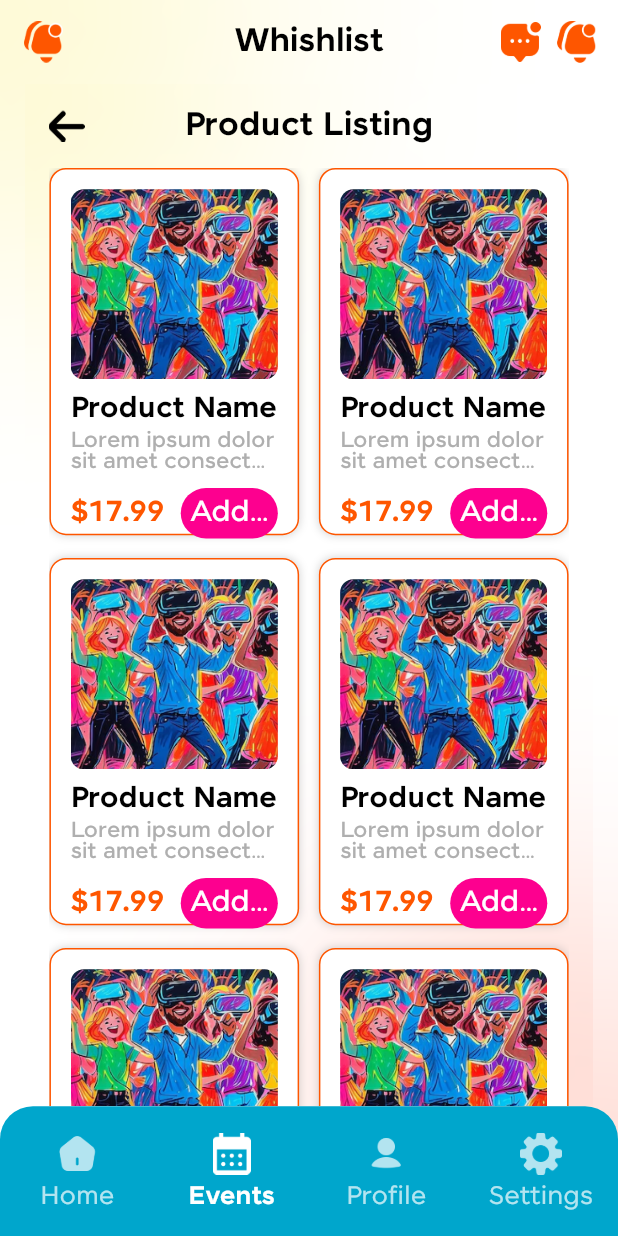
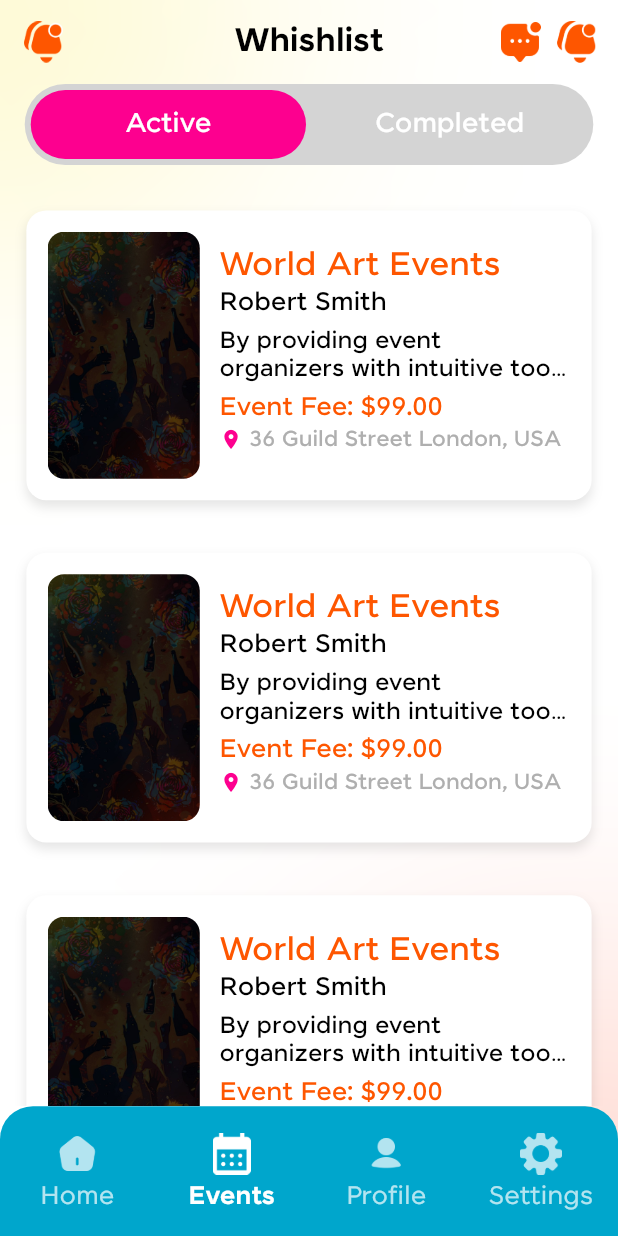
Before and after one commit to mannanshafique/art-gig, a Flutter app: the screen it shows after launch, item 2 of the bottom bar chosen, on a phone screen of 412 x 824 dp. Run offline on Flutter 3.47's test engine with Material 3 defaults, Android fonts, the phone set to English and light mode, and no system bars; our stand-ins replace another_flushbar, circular_countdown_timer, device_info_plus, dotted_border, dropdown_button2, entry and 15 more; missing offline and left inert: flutter_pin_code_fields; network calls fail.

Commit message:
initial home commit

```diff
--- a/lib/Common/Profile/rating_reviews_screen.dart
+++ b/lib/Common/Profile/rating_reviews_screen.dart
@@ -17,7 +17,6 @@ import '../../../Widgets/custom_textfield.dart';
 import '../../../Widgets/user_avatar_widget.dart';
 import '../../Utils/app_constants.dart';
 import '../../Widgets/cs_container_border.dart';
-import '../Splash/Controller/splash_controller.dart';
 
 class RatingReviewsScreen extends StatefulWidget {
   const RatingReviewsScreen({super.key});
--- a/lib/Module/Event/Screen/event_listing.dart
+++ b/lib/Module/Event/Screen/event_listing.dart
@@ -1,12 +1,15 @@
+import 'package:artgig/Module/Event/Screen/event_details_screen.dart';
 import 'package:artgig/Utils/app_colors.dart';
 import 'package:artgig/Utils/app_fonts.dart';
 import 'package:artgig/Utils/extensions.dart';
 import 'package:flutter/material.dart';
 import 'package:flutter_screenutil/flutter_screenutil.dart';
+import 'package:get/get.dart';
 
 import '../../../Common/Splash/Controller/splash_controller.dart';
 import '../../../Utils/app_constants.dart';
 import '../../../Widgets/custom_button.dart';
+import '../../../Widgets/custom_scaffold.dart';
 import '../../../Widgets/custom_text.dart';
 import '../Model/event_model.dart';
 
@@ -15,16 +18,15 @@ class EventListingScreen extends StatelessWidget {
 
   @override
   Widget build(BuildContext context) {
-    return Scaffold(
-      body: ListView(
+    return Column(
       children: [
         EventCard(
-            isDarkTheme:
-                false, // Switch between true or false for light/dark theme
           eventData: EventData(
             imagePath: 'assets/images/im_splash_background_dark.jpg',
             title: 'World Art Events',
             organizerName: 'Robert Smith',
+            startTime: '10:00 AM',
+            endTime: '09:00 PM',
             description:
                 'By providing event organizers with intuitive tools for event creation...',
             eventFee: '\$99.00',
@@ -38,12 +40,12 @@ class EventListingScreen extends StatelessWidget {
           },
         ),
         EventCard(
-            isDarkTheme:
-                true, // Switch between true or false for light/dark theme
           eventData: EventData(
             imagePath: 'assets/images/im_splash_background_dark.jpg',
             title: 'World Art Events',
             organizerName: 'Robert Smith',
+            startTime: '10:00 AM',
+            endTime: '09:00 PM',
             description:
                 'By providing event organizers with intuitive tools for event creation...',
             eventFee: '\$99.00',
@@ -56,57 +58,48 @@ class EventListingScreen extends StatelessWidget {
             print('Event Rejected');
           },
         ),
+        Switch(
+          value: SplashController.i.isDarkMode,
+          onChanged: (value) {
+            SplashController.i.toggleTheme(value);
+          },
+        ),
       ],
-      ),
-
-      // ListView.builder(
-      //   itemCount: 4,
-      //   itemBuilder: (context, index) {
-      //     return EventCard(
-      //       isDarkTheme:
-      //           false, // Switch between true or false for light/dark theme
-      //       imagePath: 'assets/images/im_splash_background_dark.jpg',
-      //       title: 'World Art Events',
-      //       organizerName: 'Robert Smith',
-      //       description:
-      //           'By providing event organizers with intuitive tools for event creation...',
-      //       eventFee: '\$99.00',
-      //       location: '36 Guild Street London, USA',
-      //       onAccept: () {
-      //         print('Event Accepted');
-      //       },
-      //       onReject: () {
-      //         print('Event Rejected');
-      //       },
-      //     );
-      //   },
-      // ),
     );
   }
 }
 
 class EventCard extends StatelessWidget {
-  final bool isDarkTheme;
   final EventData? eventData;
   final VoidCallback onAccept;
   final VoidCallback onReject;
+  final bool? havingButtons;
 
-  const EventCard({
-    super.key,
-    required this.isDarkTheme,
+  const EventCard(
+      {super.key,
       required this.eventData,
       required this.onAccept,
       required this.onReject,
-  });
+      this.havingButtons});
 
   @override
   Widget build(BuildContext context) {
-    return Container(
+    return GestureDetector(
+      onTap: () {
+        Get.to(() => EventDetailScreen(
+              eventData: eventData,
+            ));
+      },
+      child: Container(
         margin: EdgeInsets.all(16.w),
         padding: EdgeInsets.all(12.w),
         decoration: BoxDecoration(
           color: Theme.of(context).cardColor,
           borderRadius: BorderRadius.circular(12.r),
+          border: Border.all(
+              color: Constants.isDarkTheme(context: context)
+                  ? AppColors.WHITE_COLOR
+                  : AppColors.TRANSPARENT_COLOR),
           boxShadow: [
             BoxShadow(
               color: Colors.black.withOpacity(0.1),
@@ -160,7 +153,8 @@ class EventCard extends StatelessWidget {
                   CustomText(
                     text: eventData?.description,
                     fontSize: 13.sp,
-                  fontColor: Constants.primaryTextThemeColor(context: context),
+                    fontColor:
+                        Constants.primaryTextThemeColor(context: context),
                     maxLines: 2,
                     lineSpacing: 1.2,
                     textAlign: TextAlign.start,
@@ -189,41 +183,51 @@ class EventCard extends StatelessWidget {
                           text: eventData?.location,
                           textAlign: TextAlign.start,
                           fontSize: 12.sp,
-                        fontColor:
-                            Constants.secondaryTextThemeColor(context: context),
+                          fontColor: Constants.secondaryTextThemeColor(
+                              context: context),
                         ),
                       ),
                     ],
                   ),
                   5.ph,
-                Row(
-                  mainAxisAlignment: MainAxisAlignment.spaceBetween,
+                  (havingButtons ?? true)
+                      ? Row(
                           children: [
                             // Accept Button
                             Expanded(
-                      child: Expanded(
                               child: CustomButton(
                                   verticalPadding: 10.h,
                                   onTap: () {},
-                              title: 'Accept')),
+                                  title: 'Accept'),
                             ),
                             5.pw,
                             // Reject Button
                             Expanded(
                                 child: CustomButton(
                                     verticalPadding: 10.h,
+                                    containerColor:
+                                        Constants.isDarkTheme(context: context)
+                                            ? AppColors.BLACK_COLOR
+                                            : AppColors.WHITE_COLOR,
                                     borderColor:
-                                Constants.themeButton(context: context),
-                            fontColor: Constants.themeButton(context: context),
+                                        Constants.isDarkTheme(context: context)
+                                            ? AppColors.WHITE_COLOR
+                                            : AppColors.PINK_COLOR,
+                                    fontColor:
+                                        Constants.isDarkTheme(context: context)
+                                            ? AppColors.WHITE_COLOR
+                                            : AppColors.PINK_COLOR,
                                     onTap: () {},
                                     title: 'Reject')),
                           ],
-                ),
+                        )
+                      : const SizedBox.shrink(),
                 ],
               ),
             ),
           ],
         ),
+      ),
     );
   }
 }
--- /dev/null
+++ b/lib/Module/Event_History/Screen/event_history.dart
@@ -0,0 +1,123 @@
+import 'package:artgig/Utils/app_constants.dart';
+import 'package:artgig/Utils/extensions.dart';
+import 'package:flutter/material.dart';
+import 'package:flutter_screenutil/flutter_screenutil.dart';
+
+import '../../../Common/Splash/Controller/splash_controller.dart';
+import '../../../Utils/app_colors.dart';
+import '../../../Utils/app_fonts.dart';
+import '../../../Utils/app_strings.dart';
+import '../../../Widgets/cs_appbar.dart';
+import '../../../Widgets/custom_scaffold.dart';
+import '../../../Widgets/custom_text.dart';
+import '../../Event/Model/event_model.dart';
+import '../../Event/Screen/event_listing.dart';
+
+class EventHistoryScreen extends StatefulWidget {
+  const EventHistoryScreen({super.key});
+
+  @override
+  State<EventHistoryScreen> createState() => _EventHistoryScreenState();
+}
+
+class _EventHistoryScreenState extends State<EventHistoryScreen> {
+  int selectedIndex = 0;
+
+  @override
+  Widget build(BuildContext context) {
+    return Column(
+      children: [
+        Center(
+          child: Container(
+            margin: EdgeInsets.symmetric(horizontal: 0.04.sw),
+            decoration: BoxDecoration(
+              color: Constants.isDarkTheme(context: context)
+                  ? AppColors.PINK_COLOR.withOpacity(0.6)
+                  : AppColors.LIGHT_GREY_COLOR,
+              borderRadius: BorderRadius.circular(50.r),
+            ),
+            padding: const EdgeInsets.all(2.0),
+            child: Row(
+              mainAxisSize: MainAxisSize.max,
+              children: [
+                Expanded(
+                  child: customToggleButton(
+                      title: AppStrings.ACTIVE,
+                      isSelected: selectedIndex == 0 ? true : false,
+                      onTap: () {
+                        setState(() {
+                          selectedIndex = 0;
+                        });
+                      }),
+                ),
+                Expanded(
+                  child: customToggleButton(
+                      title: AppStrings.COMPLETED,
+                      isSelected: selectedIndex == 1 ? true : false,
+                      onTap: () {
+                        setState(() {
+                          selectedIndex = 1;
+                        });
+                      }),
+                ),
+              ],
+            ),
+          ),
+        ),
+        10.ph,
+        Expanded(
+            child: ListView.builder(
+          itemCount: 4,
+          itemBuilder: (context, index) {
+            return EventCard(
+              eventData: EventData(
+                imagePath: 'assets/images/im_splash_background_dark.jpg',
+                title: 'World Art Events',
+                organizerName: 'Robert Smith',
+                startTime: '10:00 AM',
+                endTime: '09:00 PM',
+                description:
+                    'By providing event organizers with intuitive tools for event creation...',
+                eventFee: '\$99.00',
+                location: '36 Guild Street London, USA',
+              ),
+              havingButtons: false,
+              onAccept: () {
+                print('Event Accepted');
+              },
+              onReject: () {
+                print('Event Rejected');
+              },
+            );
+          },
+        ))
+      ],
+    );
+  }
+
+  Widget customToggleButton(
+      {required String title,
+      required bool isSelected,
+      required Function() onTap}) {
+    return GestureDetector(
+      onTap: onTap,
+      child: Container(
+        margin: const EdgeInsets.all(2.0),
+        padding: const EdgeInsets.symmetric(horizontal: 16.0, vertical: 14.0),
+        decoration: BoxDecoration(
+            borderRadius: BorderRadius.circular(50.r),
+            color: isSelected
+                ? AppColors.PINK_COLOR
+                : AppColors.TRANSPARENT_COLOR),
+        child: Center(
+          child: CustomText(
+              text: title,
+              textAlign: TextAlign.start,
+              fontSize: 15.sp,
+              fontColor: AppColors.WHITE_COLOR,
+              fontFamily: AppFonts.JONES_MEDIUM),
+        ),
+      ),
+    );
+  }
+}
--- a/lib/Module/MainMenu/Screen/main_menu_screen.dart
+++ b/lib/Module/MainMenu/Screen/main_menu_screen.dart
@@ -20,7 +20,9 @@ import '../../../Widgets/cs_filter_bt_sheet.dart';
 import '../../../Widgets/custom_button.dart';
 import '../../../Widgets/custom_scaffold.dart';
 import '../../../Widgets/custom_text.dart';
-import '../../Event/Screen/host_profile.dart';
+import '../../Event/Screen/event_listing.dart';
+import '../../../Common/Profile/host_profile.dart';
+import '../../Event_History/Screen/event_history.dart';
 import '../../PaymentCard/Screen/payment_method_screen.dart';
 import '../../Shop/Screen/product_listing.dart';
 import '../../order_sucess_screen.dart';
@@ -38,8 +40,8 @@ class MainMenuScreen extends StatelessWidget {
       GlobalKey<ScaffoldState>(); //drawer
 
   final List<Widget> screensList = [
-    NoDataFoundWidget(),
-    ProductListScreen(),
+    EventListingScreen(),
+    EventHistoryScreen(),
     HostProfileScreen(isFromMainMenu: true),
     SettingScreen(),
   ];
@@ -68,9 +70,7 @@ class MainMenuScreen extends StatelessWidget {
         () => CustomScaffold(
           scffoldKey: _scaffoldKey,
           drawer: CustomDrawerWidget(scffoldKey: _scaffoldKey),
-          horizontalPadding: bottomNavigationController.selectedIndex.value == 0
-              ? 0.0
-              : 0.04.sw,
+          horizontalPadding: 0.0,
           bottomNavBarPadding: EdgeInsets.zero,
           appBar: customAppBar(
               context: context,
--- a/lib/Utils/app_strings.dart
+++ b/lib/Utils/app_strings.dart
@@ -544,7 +544,7 @@ class AppStrings {
       "You have successfully accepted the \n request of user. Check the My \n Appointments.";
 
   ///////////////// My Appointments //////////////////////
-  static const String activeBookings = "Active Bookings";
+  static const String ACTIVE = "Active";
   static const String completedBookings = "Completed Bookings";
   static const String markAsComplete = "Mark as Complete";
   static const String successfullyMarkCompleted =
--- a/lib/main.dart
+++ b/lib/main.dart
@@ -19,7 +19,7 @@ import 'Common/Splash/Screens/splash_screen.dart';
 import 'Module/Event/Model/event_model.dart';
 import 'Module/Event/Screen/event_details_screen.dart';
 import 'Module/Event/Screen/event_listing.dart';
-import 'Module/Event/Screen/host_profile.dart';
+import 'Common/Profile/host_profile.dart';
 import 'Module/MainMenu/Screen/main_menu_screen.dart';
 import 'Module/Shop/Screen/product_listing.dart';
 import 'Utils/app_colors.dart';
```
Also changed, not shown: lib/Common/Profile/host_profile.dart (renamed from lib/Module/Event/Screen/host_profile.dart, +63 -16 lines), lib/Common/Settings/Screen/settings_screen.dart (+10 -1 lines), lib/Module/Event/Screen/event_details_screen.dart (+62 -11 lines), 2 other files. Lines whose indentation alone changed are shown as unchanged.
